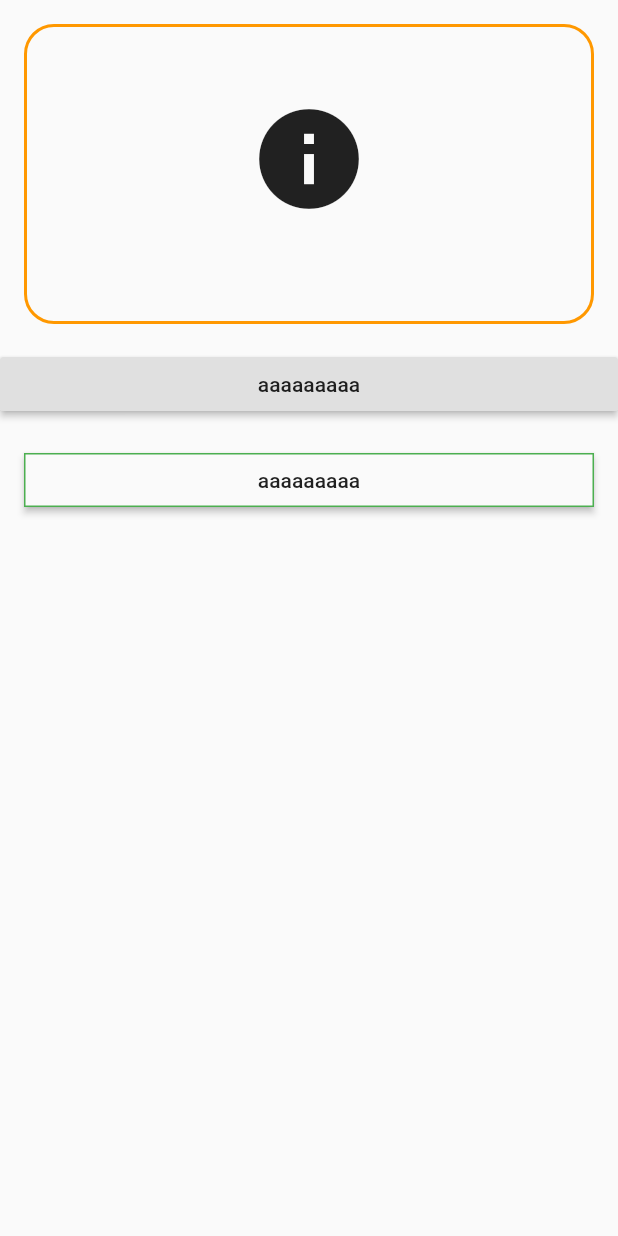
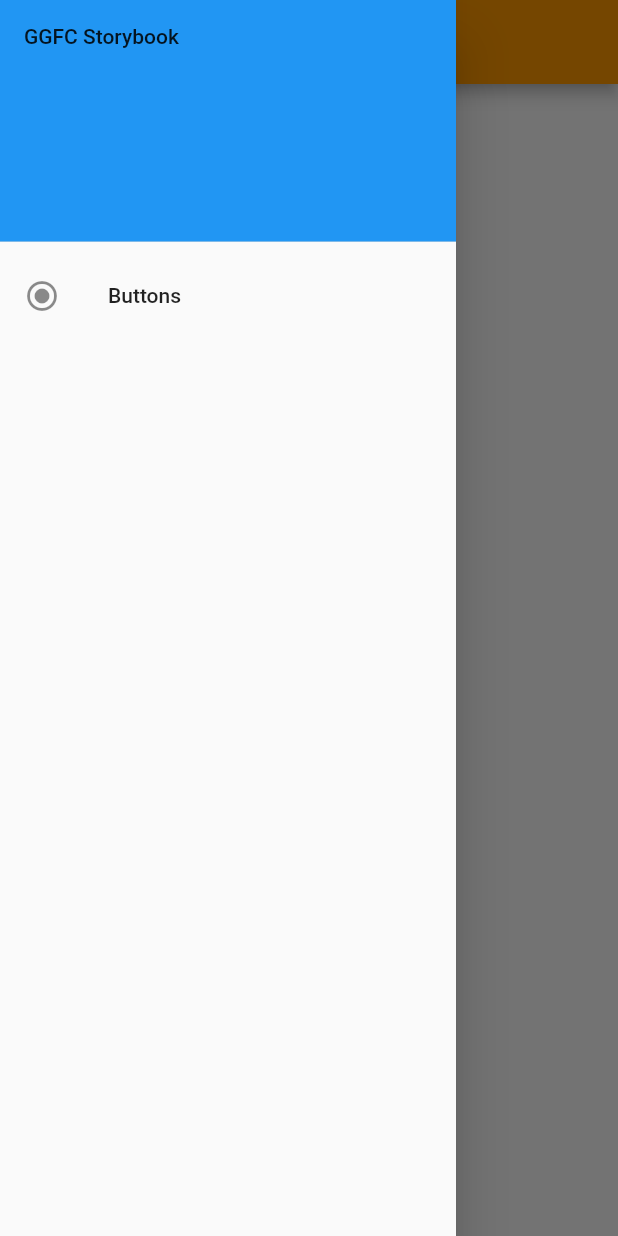
Before and after one commit to rodrigobastosv/gg_flutter_components, a Flutter app: the screen it shows after launch, with the side drawer open (before the commit the screen has no drawer), on a phone screen of 412 x 824 dp. Run offline on Flutter 3.47's test engine with Material 2 defaults, Android fonts, the phone set to English and light mode, and no system bars; our stand-ins replace datetime_picker_formfield, email_validator, flushbar, flutter_spinkit; missing offline and left inert: avataaar_image, ndialog.

Commit message:
Initing the storybook

```diff
--- a/example/lib/main.dart
+++ b/example/lib/main.dart
@@ -1,6 +1,7 @@
 import 'package:flutter/material.dart';
-import 'package:gg_flutter_components/container/gg_icon_label_container.dart';
-import 'package:gg_flutter_components/button/gg_rounded_button.dart';
+
+import 'buttons_page.dart';
+import 'widgets/menu_list_tile.dart';
 
 void main() => runApp(MyApp());
 
@@ -30,32 +31,26 @@ class _MyHomePageState extends State<MyHomePage> {
   @override
   Widget build(BuildContext context) {
     return Scaffold(
-      body: ListView(
-        children: <Widget>[
-          Padding(
-            padding: const EdgeInsets.all(16.0),
-            child: GGIconLabelContainer(
-              width: 200,
-              height: 200,
-              icon: Icon(Icons.info, size: 80,),
-              text: Text(''),
-              onTap: () => print('aaa'),
+      body: Container(),
+      appBar: AppBar(),
+      drawer: Drawer(
+        child: ListView(
+          // Important: Remove any padding from the ListView.
+          padding: EdgeInsets.zero,
+          children: <Widget>[
+            DrawerHeader(
+              child: Text('GGFC Storybook'),
+              decoration: BoxDecoration(
+                color: Colors.blue,
+              ),
             ),
-          ),
-          RaisedButton(
-            onPressed: () {},
-            child: Text('aaaaaaaaa'),
-          ),
-          Padding(
-            padding: const EdgeInsets.all(16.0),
-            child: GGRoundedButton(
-              borderColoredOnly: true,
-              onPressed: () {},
-              borderColor: Colors.green,
-              child: Text('aaaaaaaaa'),
+            MenuListTile(
+              icon: Icons.radio_button_checked,
+              text: 'Buttons',
+              widget: ButtonsPage(),
             ),
-          ),
-        ],
+          ],
+        ),
       ),
     );
   }
--- /dev/null
+++ b/example/lib/widgets/menu_list_tile.dart
@@ -0,0 +1,29 @@
+import 'package:flutter/material.dart';
+
+class MenuListTile extends StatelessWidget {
+  const MenuListTile({
+    this.icon,
+    this.text,
+    this.widget
+  });
+
+  final IconData icon;
+  final String text;
+  final Widget widget;
+
+  @override
+  Widget build(BuildContext context) {
+    return ListTile(
+      leading: Icon(icon),
+      title: Text(text),
+      onTap: () {
+        Navigator.pop(context);
+        navigate(context);
+      },
+    );
+  }
+
+  void navigate(BuildContext context) {
+    Navigator.of(context).push(MaterialPageRoute(builder: (_) => widget));
+  }
+}
```
Also changed, not shown: example/lib/buttons_page.dart (added, +39 -0 lines).
